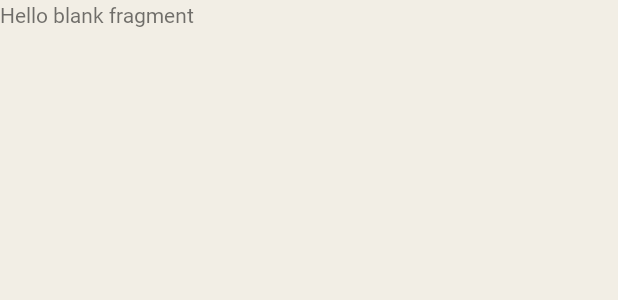
After one commit to kjungyoun/Damhwa, an Android app: the layout fragment_story_rec_flower.xml on its own in the app's theme, with its tools: preview values and no code run, on a phone screen of 412 x 824 dp. The commit adds this screen. Shown: the top 300 px of the screen. Run offline under Robolectric (Android 15) with nearby library versions, the phone set to English and light mode, and no system bars.

Commit message:
Add fragments and set navigations

```diff
--- /dev/null
+++ b/damhwa_client/DamHwa_Android/app/src/main/res/layout/fragment_story_rec_flower.xml
@@ -0,0 +1,16 @@
+<?xml version="1.0" encoding="utf-8"?>
+<layout xmlns:android="http://schemas.android.com/apk/res/android"
+    xmlns:tools="http://schemas.android.com/tools">
+    <FrameLayout xmlns:android="http://schemas.android.com/apk/res/android"
+        xmlns:tools="http://schemas.android.com/tools"
+        android:layout_width="match_parent"
+        android:layout_height="match_parent"
+        tools:context=".ui.story.StoryRecFlowerFragment">
+
+        <TextView
+            android:layout_width="match_parent"
+            android:layout_height="match_parent"
+            android:text="@string/hello_blank_fragment" />
+
+    </FrameLayout>
+</layout>
```
Also changed, not shown: damhwa_client/DamHwa_Android/app/src/main/java/com/example/damhwa_android/ui/feeling/FeelingFlowerDetailFragment.kt (added, +9 -0 lines), damhwa_client/DamHwa_Android/app/src/main/java/com/example/damhwa_android/ui/story/StoryFlowerDetailFragment.kt (added, +9 -0 lines), damhwa_client/DamHwa_Android/app/src/main/java/com/example/damhwa_android/ui/story/StoryRecFlowerFragment.kt (added, +9 -0 lines), damhwa_client/DamHwa_Android/app/src/main/res/layout/fragment_feeling_flower_detail.xml (added, +15 -0 lines), damhwa_client/DamHwa_Android/app/src/main/res/layout/fragment_story_flower_detail.xml (added, +16 -0 lines), damhwa_client/DamHwa_Android/app/src/main/res/navigation/nav_main.xml (+37 -2 lines).
